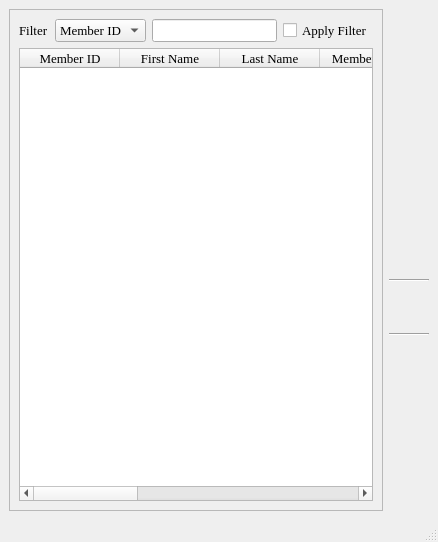
The window that members_browser.ui (textbrowser/biblioteq) describes before a commit, drawn with Qt 5.
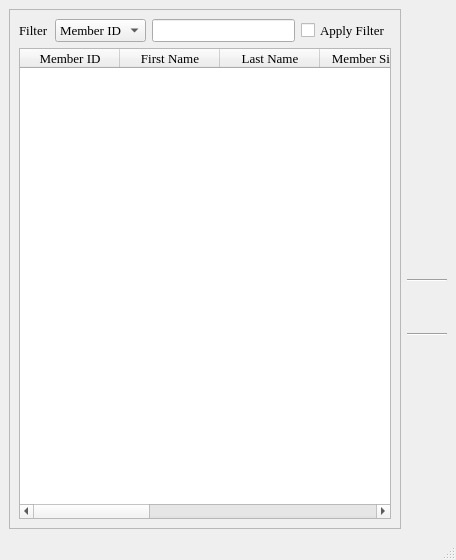
The same window after the commit. Icons and pictures are not drawn.

Commit message: Allow updating of patron privileges. Added the Total Reserved column. Adjusted dbenumerations layout.

Patch:
```diff
--- a/members_browser.ui
+++ b/members_browser.ui
@@ -2,6 +2,14 @@
 <ui version="4.0">
  <class>membersBrowser</class>
  <widget class="QMainWindow" name="membersBrowser">
+  <property name="geometry">
+   <rect>
+    <x>0</x>
+    <y>0</y>
+    <width>456</width>
+    <height>560</height>
+   </rect>
+  </property>
   <property name="font">
    <font>
     <family>Times</family>
@@ -374,6 +382,26 @@
         </property>
        </widget>
       </item>
+      <item>
+       <widget class="QToolButton" name="grantButton">
+        <property name="toolTip">
+         <string>Grant Privileges</string>
+        </property>
+        <property name="icon">
+         <iconset>
+          <normaloff>icons.d/32x32/permissions.png</normaloff>icons.d/32x32/permissions.png</iconset>
+        </property>
+        <property name="iconSize">
+         <size>
+          <width>32</width>
+          <height>32</height>
+         </size>
+        </property>
+        <property name="autoRaise">
+         <bool>true</bool>
+        </property>
+       </widget>
+      </item>
       <item>
        <widget class="QToolButton" name="overdueButton">
         <property name="font">
```
Left out of the diff: 1 changed line with no effect on the pictures. The commit also changes 6 other files.
